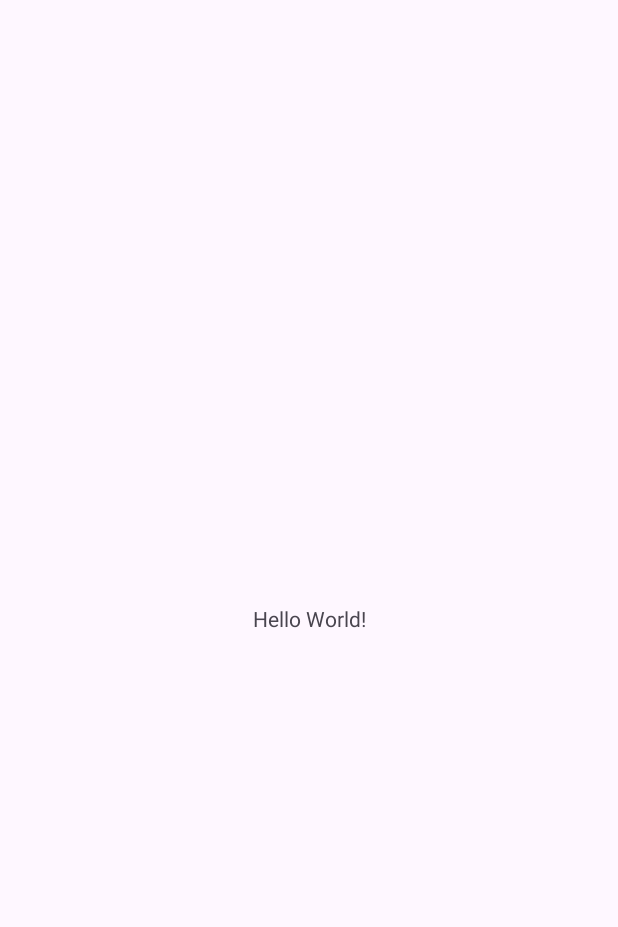
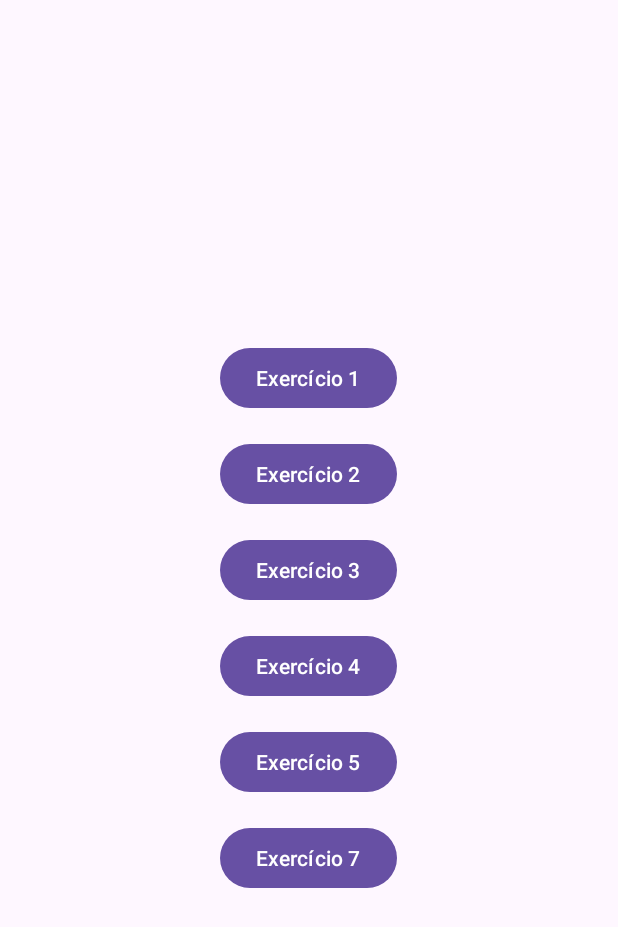
Before and after one commit to Kayke-Denelle/Atividade-Ac1-DesenvolvimentoMobile, an Android app: the screen it shows after launch (MainActivity), on a phone screen of 412 x 824 dp. Before the commit the part shown is almost empty. Shown: the top 927 px of the screen. Run offline under Robolectric (Android 15) with nearby library versions, the phone set to English and light mode, and no system bars.

Commit message:
tarefa 6 - finalizada

```diff
--- a/app/src/main/java/com/example/atividadeac1/MainActivity.java
+++ b/app/src/main/java/com/example/atividadeac1/MainActivity.java
@@ -1,6 +1,9 @@
 package com.example.atividadeac1;
 
+import android.content.Intent;
 import android.os.Bundle;
+import android.view.View;
+import android.widget.Button;
 
 import androidx.activity.EdgeToEdge;
 import androidx.appcompat.app.AppCompatActivity;
@@ -16,9 +19,64 @@ public class MainActivity extends AppCompatActivity {
         EdgeToEdge.enable(this);
         setContentView(R.layout.activity_main);
         ViewCompat.setOnApplyWindowInsetsListener(findViewById(R.id.main), (v, insets) -> {
-            Insets systemBars = insets.getInsets(WindowInsetsCompat.Type.systemBars());
-            v.setPadding(systemBars.left, systemBars.top, systemBars.right, systemBars.bottom);
-            return insets;
-        });
+                    Insets systemBars = insets.getInsets(WindowInsetsCompat.Type.systemBars());
+                    v.setPadding(systemBars.left, systemBars.top, systemBars.right, systemBars.bottom);
+                    return insets;
+                });
+
+            Button btnExercicio1 = findViewById(R.id.btnExercicio1);
+            btnExercicio1.setOnClickListener(new View.OnClickListener() {
+                @Override
+                public void onClick(View v) {
+
+                    Intent intent = new Intent(MainActivity.this, Exercicio1.class);
+                    startActivity(intent);
+                }
+            });
+
+            Button btnExercicio2 = findViewById(R.id.btnExercicio2);
+            btnExercicio2.setOnClickListener(new View.OnClickListener() {
+                @Override
+                public void onClick(View v) {
+                    Intent intent = new Intent(MainActivity.this, Exercicio2.class);
+                    startActivity(intent);
+                }
+            });
+
+            Button btnExercicio3 = findViewById(R.id.btnExercicio3);
+            btnExercicio3.setOnClickListener(new View.OnClickListener() {
+                @Override
+                public void onClick(View v) {
+                    Intent intent = new Intent(MainActivity.this, Exercicio3.class);
+                    startActivity(intent);
+                }
+            });
+
+            Button btnExercicio4 = findViewById(R.id.btnExercicio4);
+            btnExercicio4.setOnClickListener(new View.OnClickListener() {
+                @Override
+                public void onClick(View v) {
+                    Intent intent = new Intent(MainActivity.this, Exercicio4.class);
+                    startActivity(intent);
+                }
+            });
+
+            Button btnExercicio5 = findViewById(R.id.btnExercicio5);
+            btnExercicio5.setOnClickListener(new View.OnClickListener() {
+                @Override
+                public void onClick(View v) {
+                    Intent intent = new Intent(MainActivity.this, Exercicio5.class);
+                    startActivity(intent);
+                }
+            });
+
+            Button btnExercicio7 = findViewById(R.id.btnExercicio7);
+            btnExercicio7.setOnClickListener(new View.OnClickListener() {
+                @Override
+                public void onClick(View v) {
+                    Intent intent = new Intent(MainActivity.this, Exercicio7.class);
+                    startActivity(intent);
+                }
+            });
     }
 }
--- a/app/src/main/res/layout/activity_main.xml
+++ b/app/src/main/res/layout/activity_main.xml
@@ -7,13 +7,56 @@
     android:layout_height="match_parent"
     tools:context=".MainActivity">
 
-    <TextView
-        android:layout_width="wrap_content"
-        android:layout_height="wrap_content"
-        android:text="Hello World!"
-        app:layout_constraintBottom_toBottomOf="parent"
-        app:layout_constraintEnd_toEndOf="parent"
-        app:layout_constraintStart_toStartOf="parent"
-        app:layout_constraintTop_toTopOf="parent" />
+        <LinearLayout
+            android:layout_width="match_parent"
+            android:layout_height="match_parent"
+            android:orientation="vertical"
+            android:padding="16dp"
+            android:gravity="center"
+            app:layout_constraintTop_toTopOf="parent"
+            app:layout_constraintBottom_toBottomOf="parent"
+            app:layout_constraintStart_toStartOf="parent"
+            app:layout_constraintEnd_toEndOf="parent">
 
+                <Button
+                    android:id="@+id/btnExercicio1"
+                    android:layout_width="wrap_content"
+                    android:layout_height="wrap_content"
+                    android:text="Exercício 1"
+                    android:layout_marginBottom="16dp"/>
+
+                <Button
+                    android:id="@+id/btnExercicio2"
+                    android:layout_width="wrap_content"
+                    android:layout_height="wrap_content"
+                    android:text="Exercício 2"
+                    android:layout_marginBottom="16dp"/>
+
+                <Button
+                    android:id="@+id/btnExercicio3"
+                    android:layout_width="wrap_content"
+                    android:layout_height="wrap_content"
+                    android:text="Exercício 3"
+                    android:layout_marginBottom="16dp"/>
+
+                <Button
+                    android:id="@+id/btnExercicio4"
+                    android:layout_width="wrap_content"
+                    android:layout_height="wrap_content"
+                    android:text="Exercício 4"
+                    android:layout_marginBottom="16dp"/>
+
+                <Button
+                    android:id="@+id/btnExercicio5"
+                    android:layout_width="wrap_content"
+                    android:layout_height="wrap_content"
+                    android:text="Exercício 5"
+                    android:layout_marginBottom="16dp"/>
+
+                <Button
+                    android:id="@+id/btnExercicio7"
+                    android:layout_width="wrap_content"
+                    android:layout_height="wrap_content"
+                    android:text="Exercício 7"/>
+        </LinearLayout>
 </androidx.constraintlayout.widget.ConstraintLayout>
```
Also changed, not shown: app/src/main/AndroidManifest.xml (+8 -0 lines), app/src/main/java/com/example/atividadeac1/Exercicio1.java (added, +26 -0 lines), app/src/main/java/com/example/atividadeac1/Exercicio2.java (added, +25 -0 lines), app/src/main/java/com/example/atividadeac1/Exercicio3.java (added, +26 -0 lines), app/src/main/java/com/example/atividadeac1/Exercicio4.java (added, +26 -0 lines), app/src/main/java/com/example/atividadeac1/Exercicio5.java (added, +26 -0 lines), app/src/main/java/com/example/atividadeac1/Exercicio7.java (added, +26 -0 lines), app/src/main/res/layout/exercicio1.xml (added, +30 -0 lines), app/src/main/res/layout/exercicio2.xml (added, +30 -0 lines), app/src/main/res/layout/exercicio3.xml (added, +30 -0 lines), app/src/main/res/layout/exercicio4.xml (added, +29 -0 lines), app/src/main/res/layout/exercicio5.xml (added, +29 -0 lines), app/src/main/res/layout/exercicio7.xml (added, +29 -0 lines).
